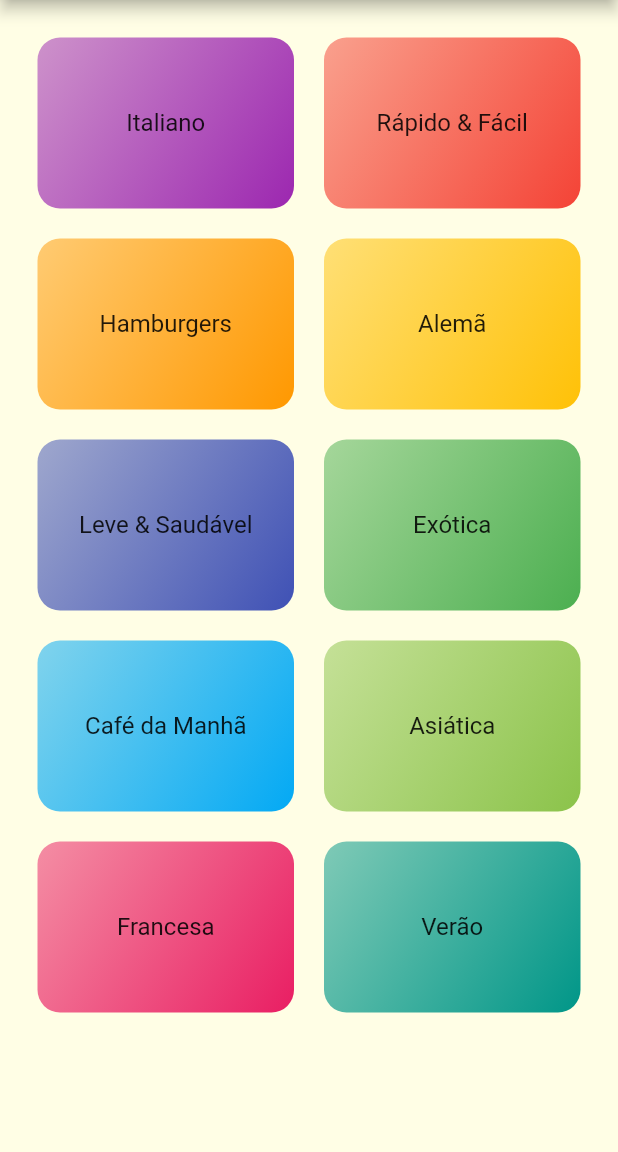
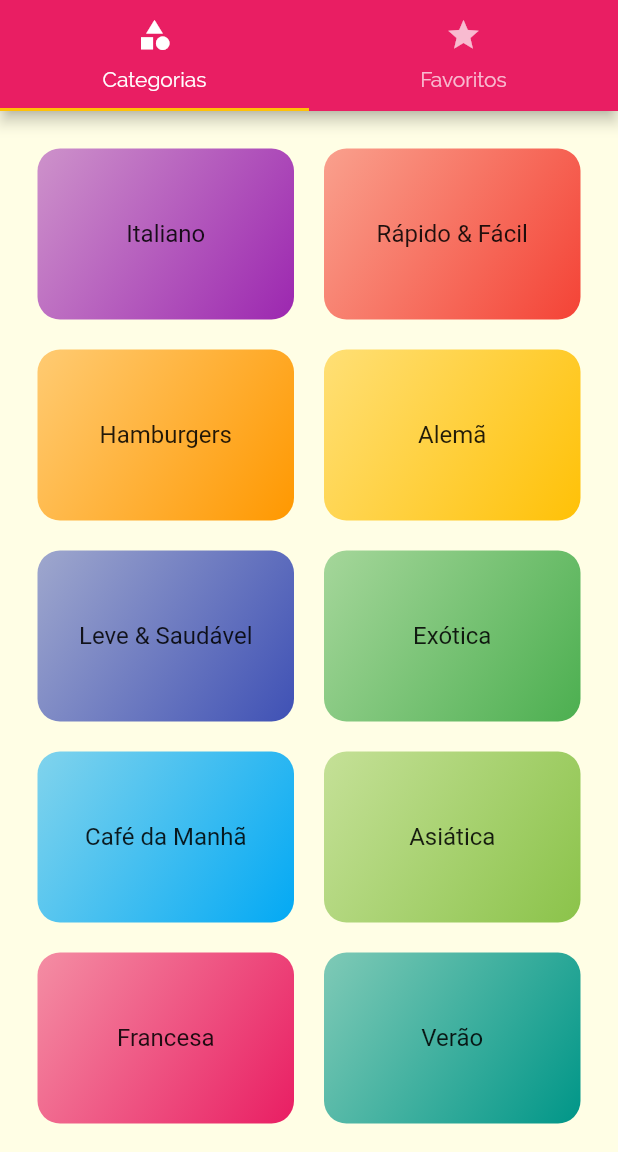
Before and after one commit to SamuelXimenes27/recipeApp, a Flutter app: the screen it shows after launch, on a phone screen of 412 x 824 dp, the part 84-1236 px from its top. Run offline on Flutter 3.47's test engine with Material 2 defaults, Android fonts, the phone set to English and light mode, and no system bars.

Commit message:
Add tabs navigation and new page for favorite meals

```diff
--- a/lib/app/app_widget.dart
+++ b/lib/app/app_widget.dart
@@ -1,9 +1,8 @@
 import 'package:flutter/material.dart';
 import 'package:meals/app/screens/categories_meals_screen.dart';
 import 'package:meals/app/screens/meal_details.screen.dart';
+import 'package:meals/app/screens/tabs_screen.dart';
 import 'package:meals/app/utils/routes.dart';
-
-import 'screens/category_screen.dart';
 
 class MyApp extends StatelessWidget {
   const MyApp({super.key});
@@ -27,24 +26,10 @@ class MyApp extends StatelessWidget {
             ),
       ),
       routes: {
-        RoutesConst.home: (context) => const MyHomePage(),
+        RoutesConst.home: (context) => const TabsScreen(),
         RoutesConst.categoriesMeals: (context) => const CategoriesMealsScreen(),
         RoutesConst.mealDetails: (context) => const MealDetailsScreen(),
       },
     );
   }
 }
-
-class MyHomePage extends StatefulWidget {
-  const MyHomePage({super.key});
-
-  @override
-  State<MyHomePage> createState() => _MyHomePageState();
-}
-
-class _MyHomePageState extends State<MyHomePage> {
-  @override
-  Widget build(BuildContext context) {
-    return const CategoriesScreen();
-  }
-}
--- a/lib/app/screens/category_screen.dart
+++ b/lib/app/screens/category_screen.dart
@@ -7,11 +7,7 @@ class CategoriesScreen extends StatelessWidget {
 
   @override
   Widget build(BuildContext context) {
-    return Scaffold(
-      appBar: AppBar(
-        title: const Center(child: Text('Recipe App')),
-      ),
-      body: GridView(
+    return GridView(
       padding: const EdgeInsets.all(25),
       gridDelegate: const SliverGridDelegateWithMaxCrossAxisExtent(
         maxCrossAxisExtent: 200,
@@ -24,7 +20,6 @@ class CategoriesScreen extends StatelessWidget {
           category: cat,
         );
       }).toList(),
-      ),
     );
   }
 }
--- /dev/null
+++ b/lib/app/screens/favorite_screen.dart
@@ -0,0 +1,12 @@
+import 'package:flutter/material.dart';
+
+class FavoriteScreen extends StatelessWidget {
+  const FavoriteScreen({super.key});
+
+  @override
+  Widget build(BuildContext context) {
+    return Center(
+      child: Text('Comidas Favoritas'),
+    );
+  }
+}
--- /dev/null
+++ b/lib/app/screens/tabs_screen.dart
@@ -0,0 +1,38 @@
+import 'package:flutter/material.dart';
+import 'package:meals/app/screens/categories_meals_screen.dart';
+import 'package:meals/app/screens/category_screen.dart';
+import 'package:meals/app/screens/favorite_screen.dart';
+
+class TabsScreen extends StatelessWidget {
+  const TabsScreen({super.key});
+
+  @override
+  Widget build(BuildContext context) {
+    return DefaultTabController(
+      length: 2,
+      child: Scaffold(
+        appBar: AppBar(
+          title: const Center(child: Text('Recipe App')),
+          bottom: const TabBar(
+            tabs: [
+              Tab(
+                icon: Icon(Icons.category),
+                text: 'Categorias',
+              ),
+              Tab(
+                icon: Icon(Icons.star),
+                text: 'Favoritos',
+              ),
+            ],
+          ),
+        ),
+        body: const TabBarView(
+          children: [
+            CategoriesScreen(),
+            FavoriteScreen(),
+          ],
+        ),
+      ),
+    );
+  }
+}
```
Lines whose indentation alone changed are shown as unchanged.
